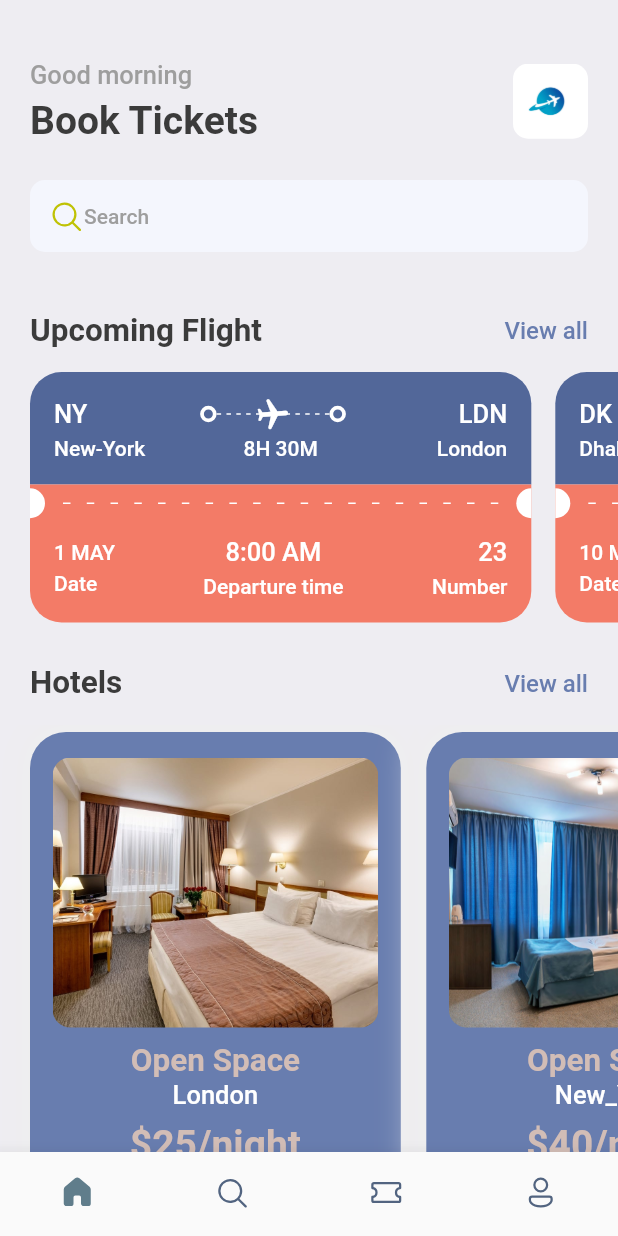
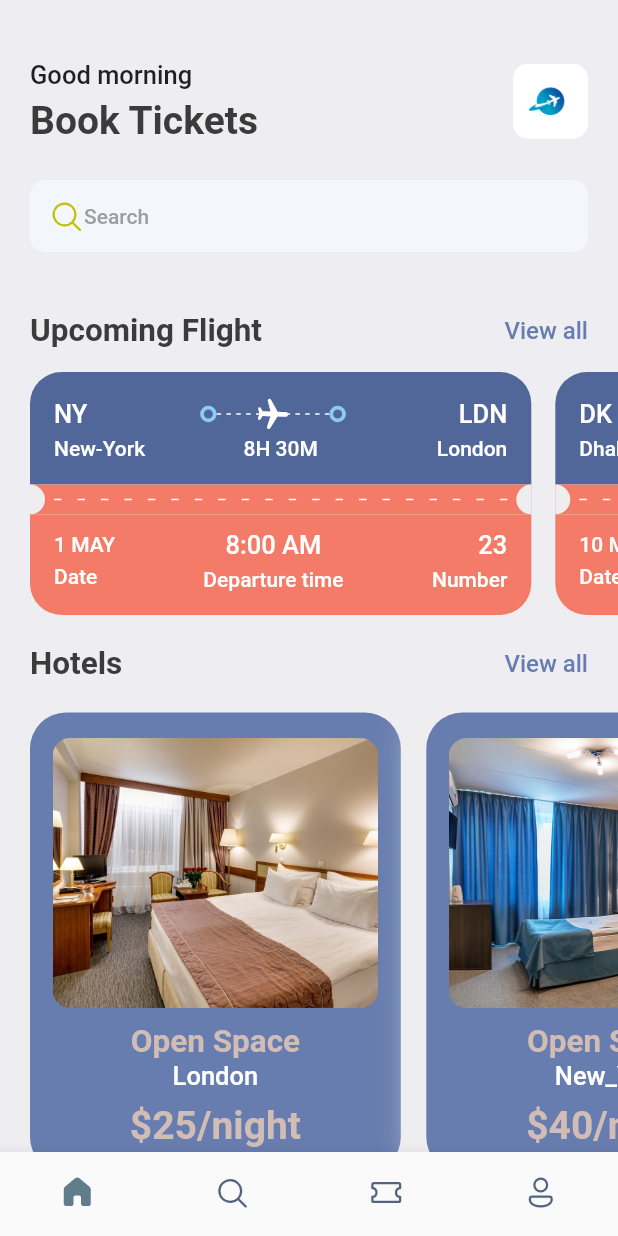
Before and after one commit to NastyaZiss/Tickets_mobile_app, a Flutter app: the screen it shows after launch, on a phone screen of 412 x 824 dp. Run offline on Flutter 3.47's test engine with Material 2 defaults, Android fonts, the phone set to English and light mode, and no system bars; our stand-ins replace fluentui_icons, gap, get.

Commit message:
Time 5:08. Added new color parameters to widget ticket_screen.dart. I continued working on the third screen

```diff
--- a/lib/screens/home_screen.dart
+++ b/lib/screens/home_screen.dart
@@ -29,7 +29,6 @@ class _HomeScreenState extends State<HomeScreen> {
                 const Gap(40),
                 Row(
                   mainAxisAlignment: MainAxisAlignment.spaceBetween,
-
                   children: [
                   Column(
                     crossAxisAlignment: CrossAxisAlignment.start,
--- a/lib/screens/ticket_view.dart
+++ b/lib/screens/ticket_view.dart
@@ -5,16 +5,19 @@ import 'package:android_s_fl/widgets/thick_container.dart';
 import 'package:flutter/cupertino.dart';
 import 'package:flutter/material.dart';
 import 'package:gap/gap.dart';
+import 'package:get/get.dart';
 
 class TicketView extends StatelessWidget {
-  const TicketView({Key? key, required this.ticket}) : super(key: key);
+  const TicketView({Key? key, required this.ticket, this.isColor}) : super(key: key);
   final Map<String, dynamic> ticket;
+  final bool? isColor;
   @override
   Widget build(BuildContext context) {
     final size = AppLayout.getSize(context);
     return SizedBox(
+
       width: size.width*0.85,
-      height: AppLayout.getHeight(180),
+      height: AppLayout.getHeight(GetPlatform.isAndroid==true?167:169),
       child: Container(
         margin: EdgeInsets.only(right: AppLayout.getHeight(16)),
         child: Column(
@@ -25,7 +28,7 @@ class TicketView extends StatelessWidget {
 
             Container(
               decoration: BoxDecoration(
-                color: Color(0xFF526799),
+                color: isColor==null? Color(0xff526799):Colors.white,
                 borderRadius: BorderRadius.only(topLeft: Radius.circular(AppLayout.getHeight(21)),
                 topRight: Radius.circular(21),
                 ),
@@ -36,11 +39,10 @@ class TicketView extends StatelessWidget {
                   Row(
                     children: [
                       Text(ticket['from']['code'],
-
-                        style: Styles.headLineStyle3.copyWith(color: Colors.white,),),
+                        style: isColor==null? Styles.headLineStyle3.copyWith(color: Colors.white,):Styles.headLineStyle3,),
 
                       Expanded(child: Container()),
-                      ThickContainer(),
+                      ThickContainer(isColor: true,),
                       Expanded(child: Stack(
                         children: [
                           SizedBox(
@@ -60,15 +62,15 @@ class TicketView extends StatelessWidget {
                               },
                             ),
                           ),
-                          Center(child: Transform.rotate(angle: 1.5,child: Icon(Icons.local_airport_rounded, color: Colors.white,),),),
+                          Center(child: Transform.rotate(angle: 1.6,child: Icon(Icons.local_airport_rounded, color: isColor==null? Colors.white:Color(0xff8accf7)),),),
                         ],
                       ),),
 
-                      ThickContainer(),
+                      ThickContainer(isColor: true,),
 
                       Expanded(child: Container()),
 
-                      Text(ticket["to"]['code'],style: Styles.headLineStyle3.copyWith(color: Colors.white,),),
+                      Text(ticket["to"]['code'],style: isColor==null?  Styles.headLineStyle3.copyWith(color: Colors.white):Styles.headLineStyle3),
                     ],
                   ),
                   const Gap(3),
@@ -78,16 +80,16 @@ class TicketView extends StatelessWidget {
                     SizedBox(
                       width: AppLayout.getWidth(90),
                       child: Text(ticket['from']['name'],
-                        style: Styles.headLineStyle4.copyWith(color: Colors.white),),
+                        style: isColor==null?  Styles.headLineStyle4.copyWith(color: Colors.white):Styles.headLineStyle4),
 
                     ),
                     Text(ticket['flying_time'],
-                      style: Styles.headLineStyle4.copyWith(color: Colors.white),),
+                      style: isColor==null? Styles.headLineStyle4.copyWith(color: Colors.white):Styles.headLineStyle4,),
                     SizedBox(
                       width: AppLayout.getWidth(90),
                       child: Text(ticket['to']['name'],
                         textAlign: TextAlign.end,
-                        style: Styles.headLineStyle4.copyWith(color: Colors.white),),
+                        style: isColor==null? Styles.headLineStyle4.copyWith(color: Colors.white):Styles.headLineStyle4,),
 
                     ),
                   ],),
@@ -97,7 +99,7 @@ class TicketView extends StatelessWidget {
 
             // showing the orange part of the card/ticket
             Container(
-              color: Styles.orangeColor,//const Color(0xfff37b67),
+              color: isColor==null? Styles.orangeColor:Colors.white,//const Color(0xfff37b67),
               child: Row(
                 children: [
                   SizedBox(
@@ -105,7 +107,7 @@ class TicketView extends StatelessWidget {
                     width: AppLayout.getWidth(10),
                     child: DecoratedBox(
                       decoration: BoxDecoration(
-                        color: Colors.white,
+                        color: isColor==null? Colors.grey.shade200:Colors.white,
                         borderRadius: BorderRadius.only(
                           topRight: Radius.circular(10),
                           bottomRight: Radius.circular(10),
@@ -114,7 +116,7 @@ class TicketView extends StatelessWidget {
                       ),
                     ),
                   Expanded(child: Padding(
-                    padding: const EdgeInsets.all(12.0),
+                    padding: const EdgeInsets.all(6.0),
                     child: LayoutBuilder(
                       builder: (BuildContext context, BoxConstraints constrains) {
                         return Flex(
@@ -122,11 +124,11 @@ class TicketView extends StatelessWidget {
                           mainAxisSize: MainAxisSize.max,
                           mainAxisAlignment: MainAxisAlignment.spaceBetween,
                           children:
-                            List.generate((constrains.constrainWidth()/15).floor(), (index) => const SizedBox(
+                            List.generate((constrains.constrainWidth()/15).floor(), (index) => SizedBox(
                               width: 5, height: 1,
                               child: DecoratedBox(
                               decoration: BoxDecoration(
-                              color: Colors.white,
+                              color: isColor==null? Colors.white:Colors.grey.shade300,
                               ),
                             ),
                           )),
@@ -139,8 +141,8 @@ class TicketView extends StatelessWidget {
                     width: 10,
                     child: DecoratedBox(
                       decoration: BoxDecoration(
-                        color: Colors.white,
-                        borderRadius: BorderRadius.only(
+                        color: isColor==null? Colors.grey.shade200:Colors.white,
+                        borderRadius: const BorderRadius.only(
                           topLeft: Radius.circular(10),
                           bottomLeft: Radius.circular(10),
                         ),
@@ -153,9 +155,9 @@ class TicketView extends StatelessWidget {
             // bottom part the orange card/ticket
             Container(
               decoration: BoxDecoration(
-                color: Styles.orangeColor,
-                borderRadius: BorderRadius.only(bottomLeft: Radius.circular(21),
-                  bottomRight: Radius.circular(21),
+                color: isColor==null? Styles.orangeColor:Colors.white,
+                borderRadius: BorderRadius.only(bottomLeft: Radius.circular(isColor==null?21:0),
+                  bottomRight: Radius.circular(isColor==null?21:0),
                 ),
               ),
               padding: const EdgeInsets.only(left: 16,top: 10,right: 16,bottom: 16),
@@ -167,28 +169,28 @@ class TicketView extends StatelessWidget {
                       Column(
                         crossAxisAlignment: CrossAxisAlignment.start,
                         children: [
-                          Text(ticket['date'],style: Styles.headLineStyle4.copyWith(color: Colors.white),),
+                          Text(ticket['date'],style: isColor==null? Styles.headLineStyle4.copyWith(color: Colors.white):Styles.headLineStyle3,),
                           const Gap(5),
-                          Text("Date",style: Styles.headLineStyle4.copyWith(color: Colors.white),),
+                          Text("Date",style: isColor==null? Styles.headLineStyle4.copyWith(color: Colors.white):Styles.headLineStyle4,),
                         ],
                       ),
                       Column(
                         crossAxisAlignment: CrossAxisAlignment.center,
                         children: [
                           Text(ticket['departure_time'],
-                            style: Styles.headLineStyle3.copyWith(color: Colors.white),),
+                            style:isColor==null? Styles.headLineStyle3.copyWith(color: Colors.white):Styles.headLineStyle3,),
                           const Gap(5),
                           Text("Departure time",
-                            style: Styles.headLineStyle4.copyWith(color: Colors.white),),
+                            style: isColor==null? Styles.headLineStyle4.copyWith(color: Colors.white):Styles.headLineStyle4,),
                         ],
                       ),
                       Column(
                         crossAxisAlignment: CrossAxisAlignment.end,
                         children: [
                           Text(ticket['number'].toString(),
-                            style: Styles.headLineStyle3.copyWith(color: Colors.white),),
+                            style: isColor==null? Styles.headLineStyle3.copyWith(color: Colors.white):Styles.headLineStyle3,),
                           const Gap(5),
-                          Text("Number",textAlign: TextAlign.end ,style: Styles.headLineStyle4.copyWith(color: Colors.white),),
+                          Text("Number",textAlign: TextAlign.end, style: isColor==null? Styles.headLineStyle4.copyWith(color: Colors.white):Styles.headLineStyle4,),
                         ],
                       ),
                     ],
--- a/lib/utils/app_styles.dart
+++ b/lib/utils/app_styles.dart
@@ -9,6 +9,6 @@ class Styles{
   static TextStyle textStyle = TextStyle(fontSize: 16, color: textColor,fontWeight: FontWeight.w500);
   static TextStyle headLineStyle1 = TextStyle(fontSize: 26, color: textColor,fontWeight: FontWeight.bold);
   static TextStyle headLineStyle2 = TextStyle(fontSize: 21, color: textColor,fontWeight: FontWeight.bold);
-  static TextStyle headLineStyle3 = TextStyle(fontSize: 17, color: Colors.grey.shade500,fontWeight: FontWeight.w500);
+  static TextStyle headLineStyle3 = TextStyle(fontSize: 17, fontWeight: FontWeight.w500);
   static TextStyle headLineStyle4 = TextStyle(fontSize: 14, color: Colors.grey.shade500,fontWeight: FontWeight.w500);
 }
--- a/lib/widgets/thick_container.dart
+++ b/lib/widgets/thick_container.dart
@@ -2,7 +2,8 @@ import 'package:flutter/cupertino.dart';
 import 'package:flutter/material.dart';
 
 class ThickContainer extends StatelessWidget {
-  const ThickContainer({Key? key}) : super(key: key);
+  final bool? isColor;
+  const ThickContainer({Key? key,this.isColor}) : super(key: key);
 
   @override
   Widget build(BuildContext context) {
@@ -10,7 +11,7 @@ class ThickContainer extends StatelessWidget {
       padding: const EdgeInsets.all(3.0),
       decoration: BoxDecoration(
         borderRadius: BorderRadius.circular(20),
-        border: Border.all(width: 2.5, color: Colors.white),
+        border: Border.all(width: 2.5,color: isColor==null? Colors.white:Color(0xff8accf7)),
 
 
       ),
```
Also changed, not shown: lib/screens/ticket_screen.dart (+44 -5 lines), lib/widgets/column_layuot.dart (added, +29 -0 lines).
